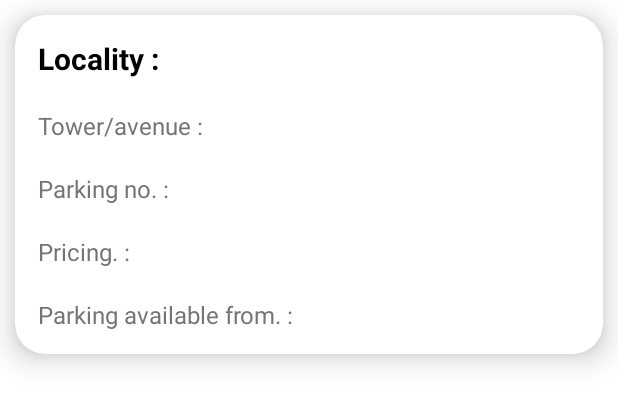
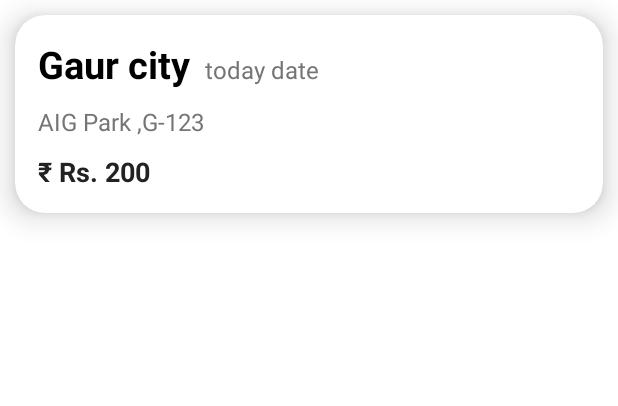
Before and after one commit to chandradeepkumar16/Pay2Park, an Android app: the layout address_entry.xml on its own in the app's theme, with its tools: preview values and no code run, on a phone screen of 412 x 824 dp. Shown: the top 406 px of the screen. Run offline under Robolectric (Android 15) with nearby library versions, the phone set to English and light mode, and no system bars.

Commit message:
layout correction

```diff
--- a/app/src/main/AndroidManifest.xml
+++ b/app/src/main/AndroidManifest.xml
@@ -27,7 +27,8 @@
                 android:resource="@xml/provider_path" />
         </provider>
 
-        <activity android:name=".PayNowActivity"></activity>
+        <activity android:name=".BookingActivity"></activity>
+        <activity android:name=".PayNowActivity" />
         <activity android:name=".TicketGenerationActivity" />
         <activity android:name=".SellerRegistrationDoneActivity" />
         <activity android:name=".SellerDateSetActivity" />
--- /dev/null
+++ b/app/src/main/java/com/example/pay2park/BookingActivity.java
@@ -0,0 +1,14 @@
+package com.example.pay2park;
+
+import androidx.appcompat.app.AppCompatActivity;
+
+import android.os.Bundle;
+
+public class BookingActivity extends AppCompatActivity {
+
+    @Override
+    protected void onCreate(Bundle savedInstanceState) {
+        super.onCreate(savedInstanceState);
+        setContentView(R.layout.activity_booking);
+    }
+}
--- a/app/src/main/java/com/example/pay2park/MyAdapter.java
+++ b/app/src/main/java/com/example/pay2park/MyAdapter.java
@@ -21,6 +21,7 @@ public class MyAdapter extends RecyclerView.Adapter<MyAdapter.MyViewHolder> {
 
    Context context;
    ArrayList<Addressdata> list;
+   TextView Parkingdate;
 
    public MyAdapter(Context context, ArrayList<Addressdata> list) {
       this.context = context;
--- a/app/src/main/res/layout/activity_addresslist.xml
+++ b/app/src/main/res/layout/activity_addresslist.xml
@@ -11,7 +11,6 @@
         android:layout_width="match_parent"
         android:layout_height="wrap_content"
         android:queryHint="Search locality"
-
         />
 
 
--- /dev/null
+++ b/app/src/main/res/layout/activity_booking.xml
@@ -0,0 +1,10 @@
+<?xml version="1.0" encoding="utf-8"?>
+<RelativeLayout xmlns:android="http://schemas.android.com/apk/res/android"
+    xmlns:app="http://schemas.android.com/apk/res-auto"
+    xmlns:tools="http://schemas.android.com/tools"
+    android:layout_width="match_parent"
+    android:layout_height="match_parent"
+    tools:context=".BookingActivity">
+
+
+</RelativeLayout>
--- a/app/src/main/res/layout/address_entry.xml
+++ b/app/src/main/res/layout/address_entry.xml
@@ -5,6 +5,8 @@
     xmlns:app="http://schemas.android.com/apk/res-auto"
     app:cardElevation="12dp"
     app:cardCornerRadius="20dp"
+    android:layout_marginLeft="15dp"
+    android:layout_marginRight="15dp"
     android:layout_margin="10dp"
     >
     <LinearLayout
@@ -24,21 +26,27 @@
             android:layout_gravity="center_vertical"
             >
 
-            <TextView
-                android:layout_width="wrap_content"
-                android:layout_height="wrap_content"
-                android:text="Locality :"
-                android:textStyle="bold"
-                android:textColor="@color/black"
-                android:textSize="20dp"/>
 
             <TextView
                 android:layout_width="wrap_content"
                 android:layout_height="wrap_content"
                 android:id="@+id/textlocality"
                 android:textStyle="bold"
+                android:text="Gaur city"
                 android:textColor="@color/black"
-                android:textSize="20dp"/>
+                android:textSize="25dp"/>
+
+
+            <TextView
+                android:layout_width="wrap_content"
+                android:layout_height="wrap_content"
+                android:layout_marginStart="10dp"
+                android:id="@+id/parkingdate"
+                android:text="today date"
+                android:textColor="#777474"
+                android:textSize="16dp"/>
+
+
 
         </LinearLayout>
 
@@ -47,38 +55,22 @@
             android:layout_width="wrap_content"
             android:layout_height="wrap_content"
             android:orientation="horizontal"
-            android:layout_margin="10dp"
+            android:layout_marginLeft="10dp"
             android:layout_gravity="center_vertical"
             >
 
             <TextView
                 android:layout_width="wrap_content"
                 android:layout_height="wrap_content"
-                android:text="Tower/avenue :"
+                android:id="@+id/textaddress"
+                android:text="AIG Park"
                 android:textColor="#777474"
                 android:textSize="16dp"/>
 
             <TextView
                 android:layout_width="wrap_content"
                 android:layout_height="wrap_content"
-                android:id="@+id/textaddress"
-                android:textColor="#777474"
-                android:textSize="16dp"/>
-
-        </LinearLayout>
-
-        <LinearLayout
-            android:layout_width="wrap_content"
-            android:layout_height="wrap_content"
-            android:orientation="horizontal"
-            android:layout_margin="10dp"
-            android:layout_gravity="center_vertical"
-            >
-
-            <TextView
-                android:layout_width="wrap_content"
-                android:layout_height="wrap_content"
-                android:text="Parking no. :"
+                android:text=" ,"
                 android:textColor="#777474"
                 android:textSize="16dp"/>
 
@@ -86,55 +78,7 @@
                 android:layout_width="wrap_content"
                 android:layout_height="wrap_content"
                 android:id="@+id/textparkingno"
-                android:textColor="#777474"
-                android:textSize="16dp"/>
-
-        </LinearLayout>
-
-        <LinearLayout
-            android:layout_width="wrap_content"
-            android:layout_height="wrap_content"
-            android:orientation="horizontal"
-            android:layout_margin="10dp"
-            android:layout_gravity="center_vertical"
-            >
-
-            <TextView
-                android:layout_width="wrap_content"
-                android:layout_height="wrap_content"
-                android:text="Pricing. :"
-                android:textColor="#777474"
-                android:textSize="16dp"/>
-
-            <TextView
-                android:layout_width="wrap_content"
-                android:layout_height="wrap_content"
-                android:id="@+id/textpricing"
-                android:textColor="#777474"
-                android:textSize="16dp"/>
-
-        </LinearLayout>
-
-
-        <LinearLayout
-            android:layout_width="wrap_content"
-            android:layout_height="wrap_content"
-            android:orientation="horizontal"
-            android:layout_margin="10dp"
-            android:layout_gravity="center_vertical"
-            >
-
-            <TextView
-                android:layout_width="wrap_content"
-                android:layout_height="wrap_content"
-                android:text="Parking available from. :"
-                android:textColor="#777474"
-                android:textSize="16dp"/>
-
-            <TextView
-                android:layout_width="wrap_content"
-                android:layout_height="wrap_content"
-                android:id="@+id/parkingavail"
+                android:text="G-123"
                 android:textColor="#777474"
                 android:textSize="16dp"/>
 
@@ -142,6 +86,38 @@
 
 
 
+        <LinearLayout
+            android:layout_width="wrap_content"
+            android:layout_height="wrap_content"
+            android:orientation="horizontal"
+            android:layout_marginTop="10dp"
+            android:layout_marginStart="10dp"
+            android:layout_marginBottom="10dp"
+            android:layout_gravity="center_vertical"
+            >
+            <TextView
+                android:layout_width="wrap_content"
+                android:layout_height="wrap_content"
+                android:text="₹ "
+                android:textStyle="bold"
+                android:textColor="#222222"
+                android:textSize="18dp"/>
+
+            <TextView
+                android:layout_width="wrap_content"
+                android:layout_height="wrap_content"
+                android:id="@+id/textpricing"
+                android:text="Rs. 200"
+                android:textStyle="bold"
+                android:textColor="#222222"
+                android:textSize="18dp"/>
+
+        </LinearLayout>
+
+
+
+
+
 
     </LinearLayout>
 
```
Also changed, not shown: app/build.gradle (+7 -0 lines), app/src/main/java/com/example/pay2park/Addresslist.java (+9 -0 lines), app/src/main/java/com/example/pay2park/Addressdata.java (line endings or trailing spaces).
